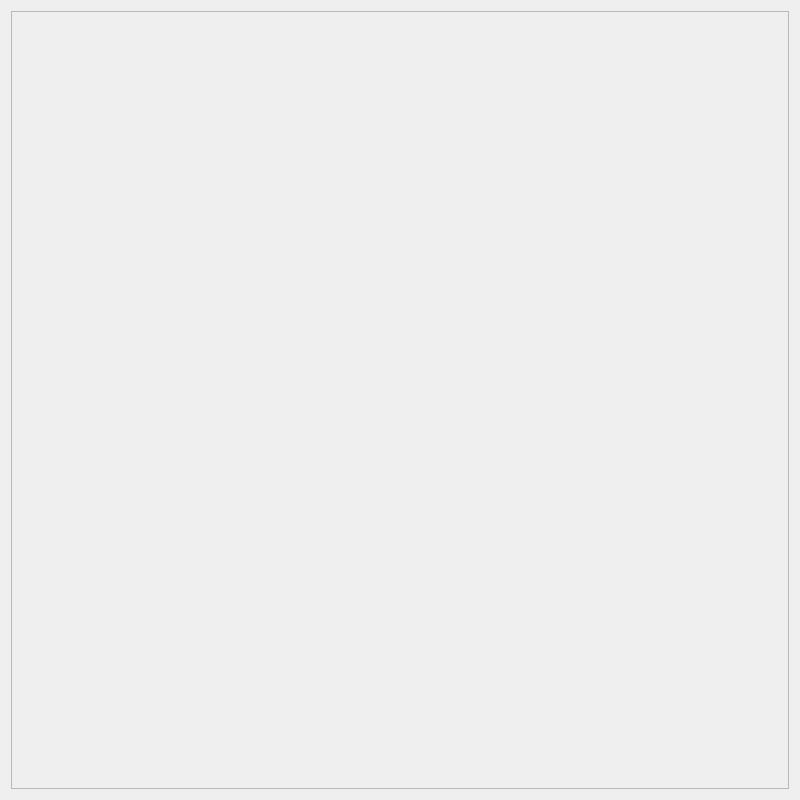
First picture: the form in qml/main.ui, repository anjandev/fedi-go, before the edit.
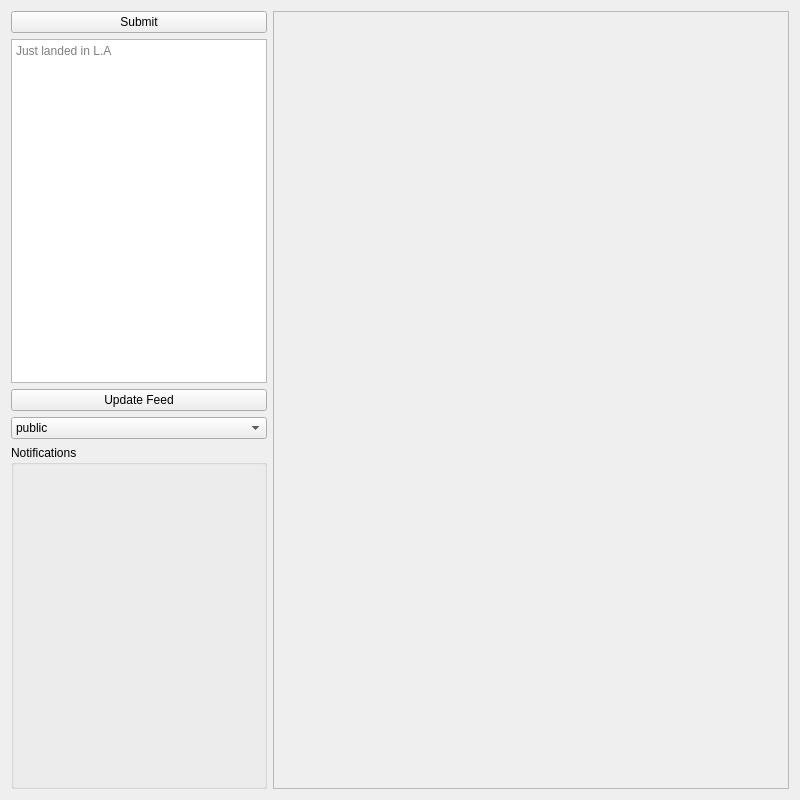
Second picture: the form after the edit.

Commit message: Done: feed, login, star, reblog

```diff
--- a/qml/main.ui
+++ b/qml/main.ui
@@ -20,24 +20,106 @@
    <string>Form</string>
   </property>
   <layout class="QGridLayout" name="gridLayout">
+   <item row="0" column="1">
+    <layout class="QHBoxLayout" name="horizontalLayout">
+     <item>
+      <layout class="QVBoxLayout" name="verticalLayout">
+       <item>
+        <widget class="QPushButton" name="pushButtonPostMsg">
+         <property name="sizePolicy">
+          <sizepolicy hsizetype="Minimum" vsizetype="Fixed">
+           <horstretch>0</horstretch>
+           <verstretch>0</verstretch>
+          </sizepolicy>
+         </property>
+         <property name="minimumSize">
+          <size>
+           <width>200</width>
+           <height>0</height>
+          </size>
+         </property>
+         <property name="text">
+          <string>Submit</string>
+         </property>
+        </widget>
+       </item>
+       <item>
+        <widget class="QTextEdit" name="postMsg">
+         <property name="sizePolicy">
+          <sizepolicy hsizetype="Minimum" vsizetype="Minimum">
+           <horstretch>0</horstretch>
+           <verstretch>0</verstretch>
+          </sizepolicy>
+         </property>
+         <property name="minimumSize">
+          <size>
+           <width>200</width>
+           <height>200</height>
+          </size>
+         </property>
+         <property name="placeholderText">
+          <string>Just landed in L.A</string>
+         </property>
+        </widget>
+       </item>
+       <item>
+        <widget class="QPushButton" name="updateFeed">
+         <property name="text">
+          <string>Update Feed</string>
+         </property>
+        </widget>
+       </item>
+       <item>
+        <widget class="QComboBox" name="timelineSelector">
+         <item>
+          <property name="text">
+           <string>public</string>
+          </property>
+         </item>
+         <item>
+          <property name="text">
+           <string>home</string>
+          </property>
+         </item>
+         <item>
+          <property name="text">
+           <string>direct</string>
+          </property>
+         </item>
+        </widget>
+       </item>
+       <item>
+        <widget class="QGroupBox" name="groupBox">
+         <property name="title">
+          <string>Notifications</string>
+         </property>
+         <property name="flat">
+          <bool>false</bool>
+         </property>
+         <property name="checkable">
+          <bool>false</bool>
+         </property>
+         <layout class="QGridLayout" name="gridLayout_3">
    <item row="0" column="0">
+           <layout class="QVBoxLayout" name="notifications"/>
+          </item>
+         </layout>
+        </widget>
+       </item>
+      </layout>
+     </item>
+     <item>
     <widget class="QScrollArea" name="scrollArea">
-     <property name="sizeAdjustPolicy">
-      <enum>QAbstractScrollArea::AdjustToContents</enum>
-     </property>
      <property name="widgetResizable">
       <bool>true</bool>
      </property>
-     <property name="alignment">
-      <set>Qt::AlignLeading|Qt::AlignLeft|Qt::AlignTop</set>
-     </property>
      <widget class="QWidget" name="scrollAreaWidgetContents">
       <property name="geometry">
        <rect>
         <x>0</x>
         <y>0</y>
-        <width>780</width>
-        <height>780</height>
+          <width>514</width>
+          <height>778</height>
        </rect>
       </property>
       <layout class="QGridLayout" name="gridLayout_2">
@@ -51,6 +133,8 @@
       </layout>
      </widget>
     </widget>
+     </item>
+    </layout>
    </item>
   </layout>
  </widget>
```
Left out of the diff: 6 changed lines with no effect on the pictures. Lines whose indentation alone changed are shown as unchanged. The commit also changes 12 other files.
